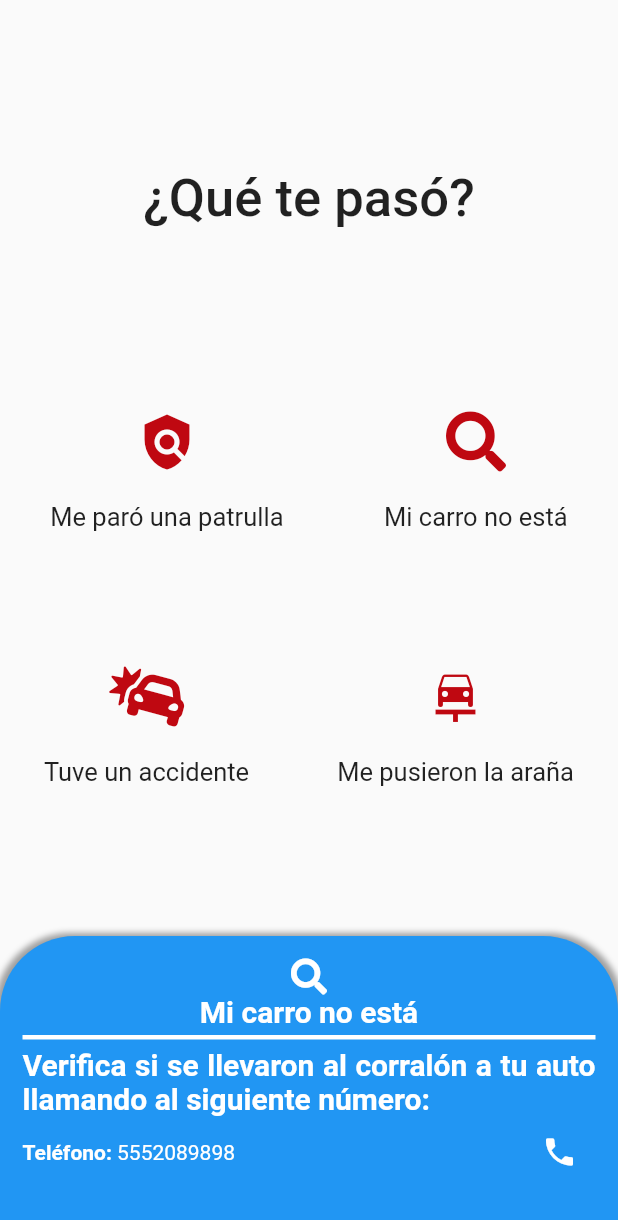
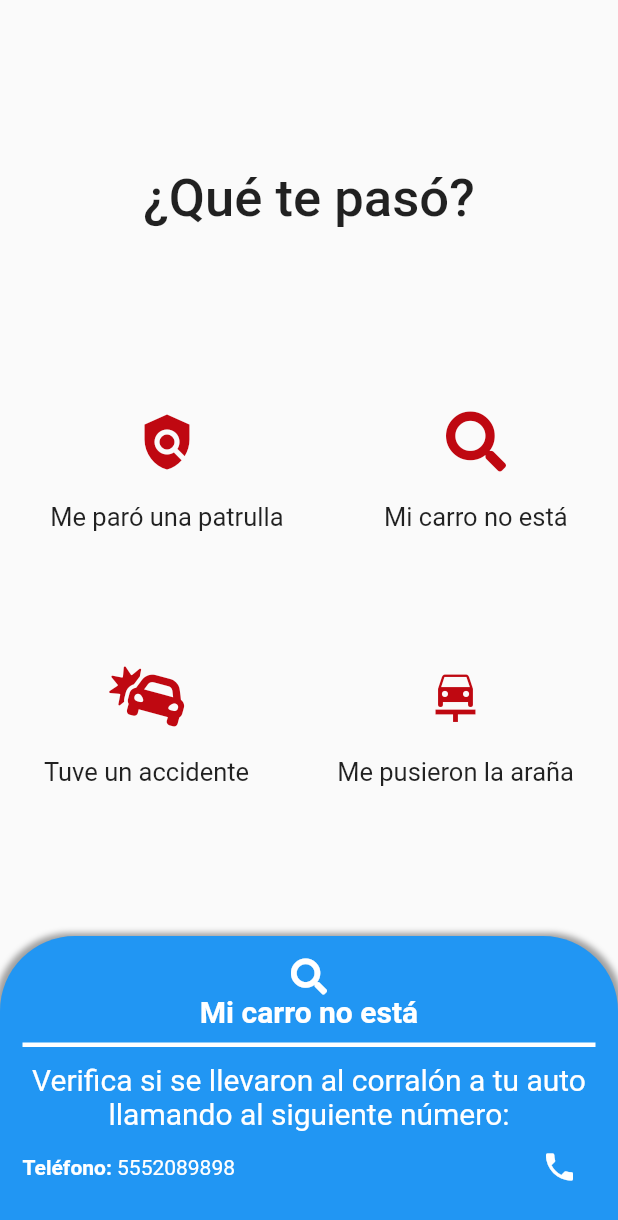
Before and after one commit to Iqneting/placeapp, a Flutter app: the QueTePasoPage screen opened by its route, after a tap on "Me paró una patrulla", after a tap on "Mi carro no está", on a phone screen of 412 x 824 dp. Shown: the top 1220 px of the screen. Run offline on Flutter 3.47's test engine with Material 2 defaults, Android fonts, the phone set to English and light mode, and no system bars; our stand-ins replace carousel_slider, cloud_firestore, connectivity, cool_alert, dotted_border, firebase_auth and 13 more; missing offline and left inert: flutter_facebook_auth, google_maps_place_picker, map_launcher, mapbox_gl, mime_type and 1 more; accounts and stored records are empty.

```diff
--- a/lib/pages/quetepaso/quetepaso.dart
+++ b/lib/pages/quetepaso/quetepaso.dart
@@ -351,7 +351,7 @@ class QueTePasoPage extends StatelessWidget {
               Row(
                 children: [
                   Text(
-                    "Seguro ",
+                    "Número de póliza ",
                     style: TextStyle(
                         color: kBaseTextTitle,
                         fontSize: 20,
@@ -372,7 +372,7 @@ class QueTePasoPage extends StatelessWidget {
               Row(
                 children: [
                   Text(
-                    "Teléfono: ",
+                    "Número de Teléfono de emergencia de seguro: ",
                     style: TextStyle(
                         color: Colors.white, fontWeight: FontWeight.bold),
                   ),
@@ -457,7 +457,7 @@ class QueTePasoPage extends StatelessWidget {
                 ],
               ),
               SizedBox(
-                height: 5,
+                height: 10,
               ),
               Divider(
                 height: 2,
@@ -465,7 +465,7 @@ class QueTePasoPage extends StatelessWidget {
                 thickness: 3,
               ),
               SizedBox(
-                height: 5,
+                height: 10,
               ),
               Row(
                 children: [
@@ -475,9 +475,9 @@ class QueTePasoPage extends StatelessWidget {
                     style: TextStyle(
                       color: kBaseTextTitle,
                       fontSize: 20,
-                      fontWeight: FontWeight.bold,
+                      fontWeight: FontWeight.normal,
                     ),
-                    textAlign: TextAlign.justify,
+                    textAlign: TextAlign.center,
                   )),
                 ],
               ),
```
